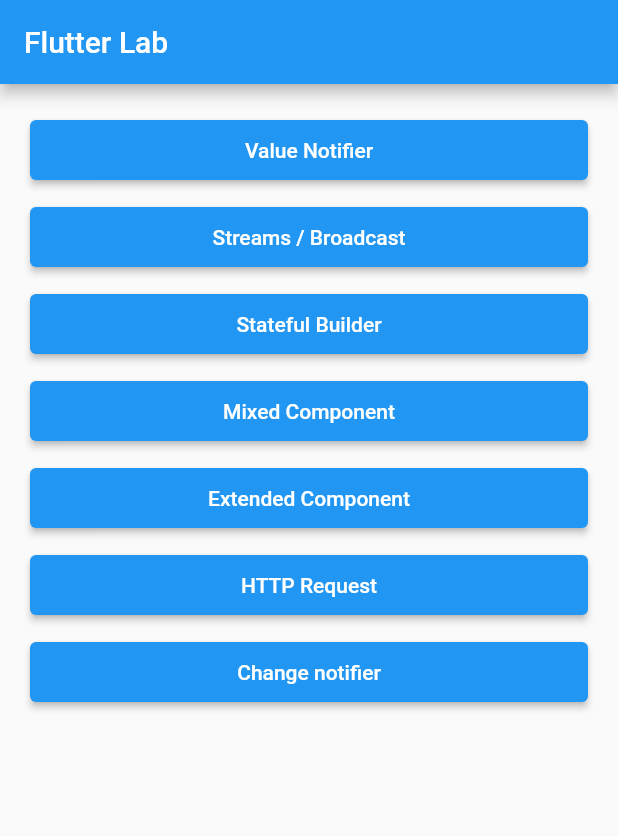
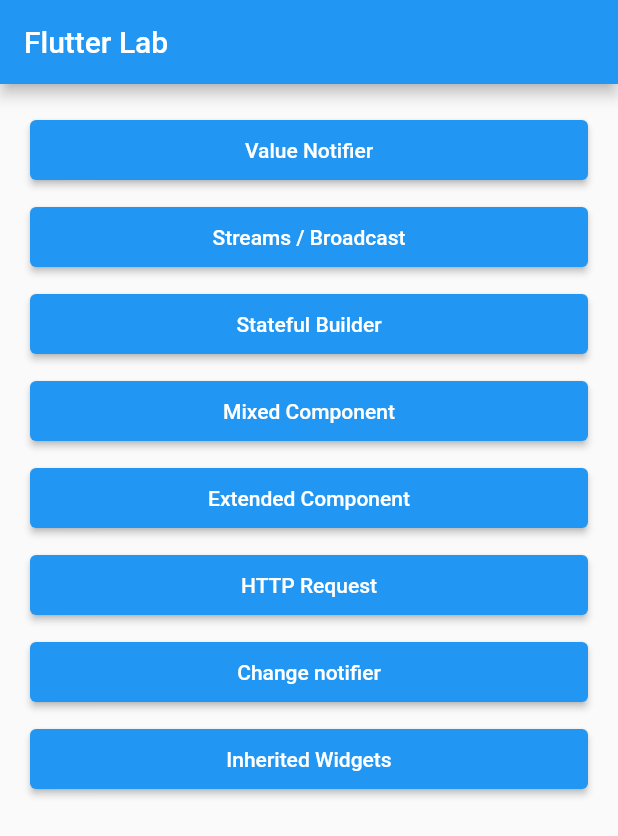
Before and after one commit to carllosnc/flutter_lab, a Flutter app: the screen it shows after launch, on a phone screen of 412 x 824 dp. Shown: the top 836 px of the screen. Run offline on Flutter 3.47's test engine with Material 2 defaults, Android fonts, the light colour scheme and no system bars; our stand-ins replace go_router.

Commit message:
inherited widget example

```diff
--- a/lib/home.page.dart
+++ b/lib/home.page.dart
@@ -88,6 +88,17 @@
                 child: Center(child: Text('Change notifier')),
               ),
             ),
+            const SizedBox(height: 10),
+            ElevatedButton(
+              onPressed: () {
+                context.go('/inherited_widgets');
+              },
+              child: const SizedBox(
+                height: 40,
+                width: double.infinity,
+                child: Center(child: Text('Inherited Widgets')),
+              ),
+            ),
           ],
         ),
       ),
--- a/lib/routing/router.dart
+++ b/lib/routing/router.dart
@@ -5,6 +5,7 @@
 import '/modules/mixed_component/mixed_page.dart';
 import '/modules/http_request/http_request_page.dart';
 import '/modules/change_notifier/change_notifier_page.dart';
+import '/modules/inherited_widgets/inherited_widgets_page.dart';
 
 import '/home.page.dart';
 import 'package:go_router/go_router.dart';
@@ -49,6 +50,11 @@
         name: 'global state',
         builder: (context, state) => const GlobalStatePage(),
       ),
+      GoRoute(
+        path: 'inherited_widgets',
+        name: 'inherited widgets',
+        builder: (context, state) => const InheritedWidgetsPage(),
+      ),
     ],
   )
 ]);
```
Also changed, not shown: lib/modules/inherited_widgets/counter_provider.dart (added, +23 -0 lines), lib/modules/inherited_widgets/counter_text.dart (added, +16 -0 lines), lib/modules/inherited_widgets/inherited_widgets_page.dart (added, +46 -0 lines).
